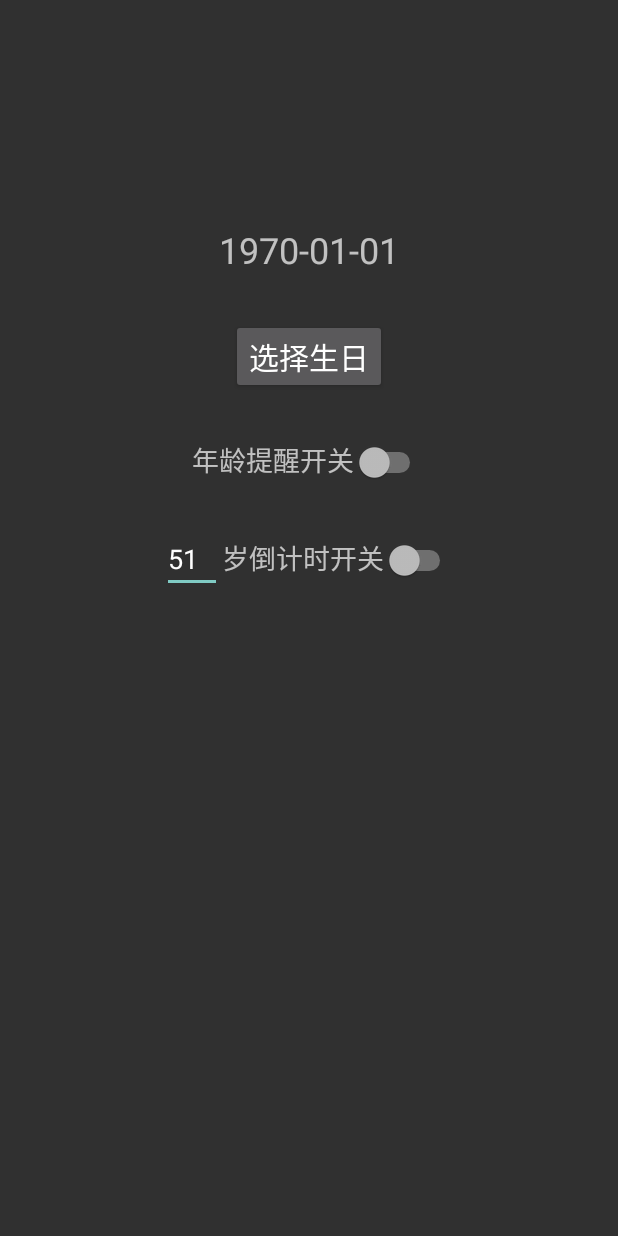
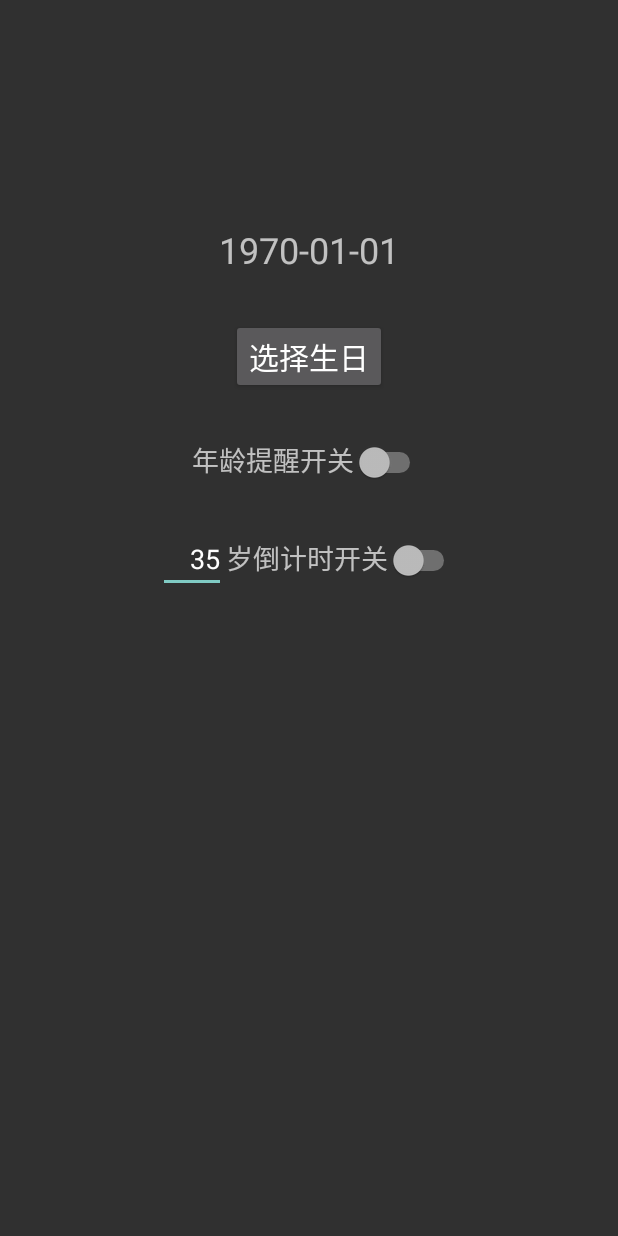
Before and after one commit to iFlicker/ages_android, an Android app: the screen it shows after launch (MainActivity), on a phone screen of 412 x 824 dp. Run offline under Robolectric (Android 15) with nearby library versions, the phone set to English and light mode, and no system bars.

Commit message:
v1.2.3 bugfix

```diff
--- a/app/src/main/res/layout/activity_main.xml
+++ b/app/src/main/res/layout/activity_main.xml
@@ -61,7 +61,8 @@
             android:inputType="number"
             android:maxLength="3"
             android:text="35"
-            android:layout_width="40dp"
+            android:gravity="right"
+            android:layout_width="45dp"
             android:layout_height="wrap_content"/>
 
         <TextView
```
Also changed, not shown: app/src/main/java/com/ffflicker/ages_android/MainActivity.kt (+11 -2 lines).
